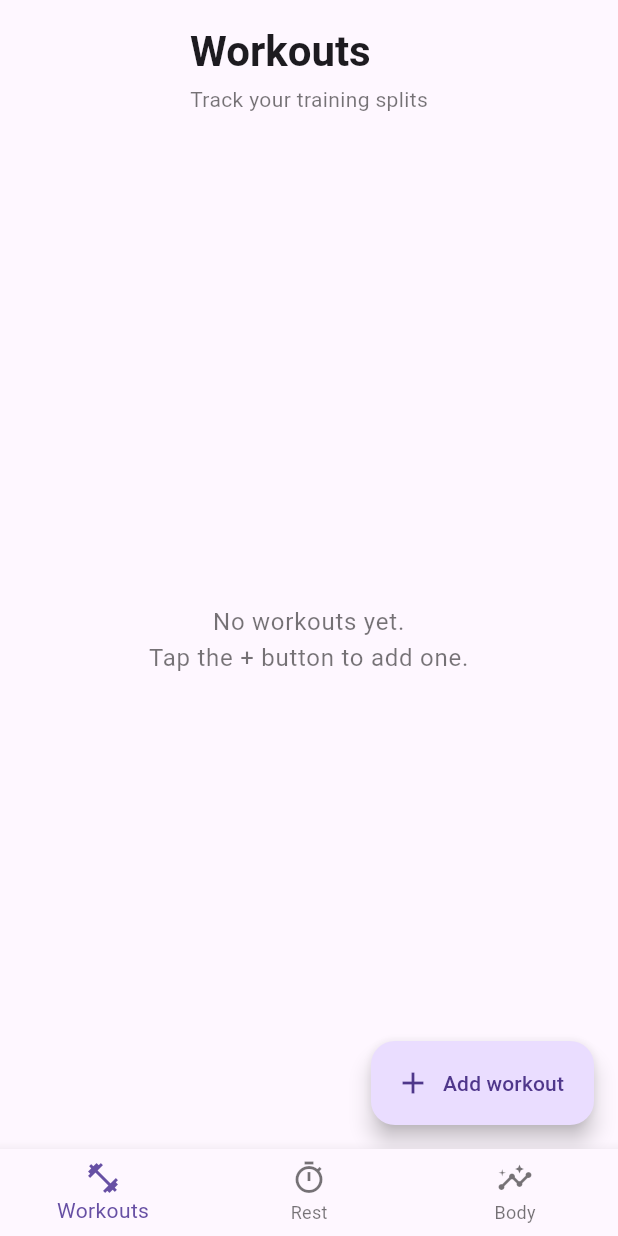
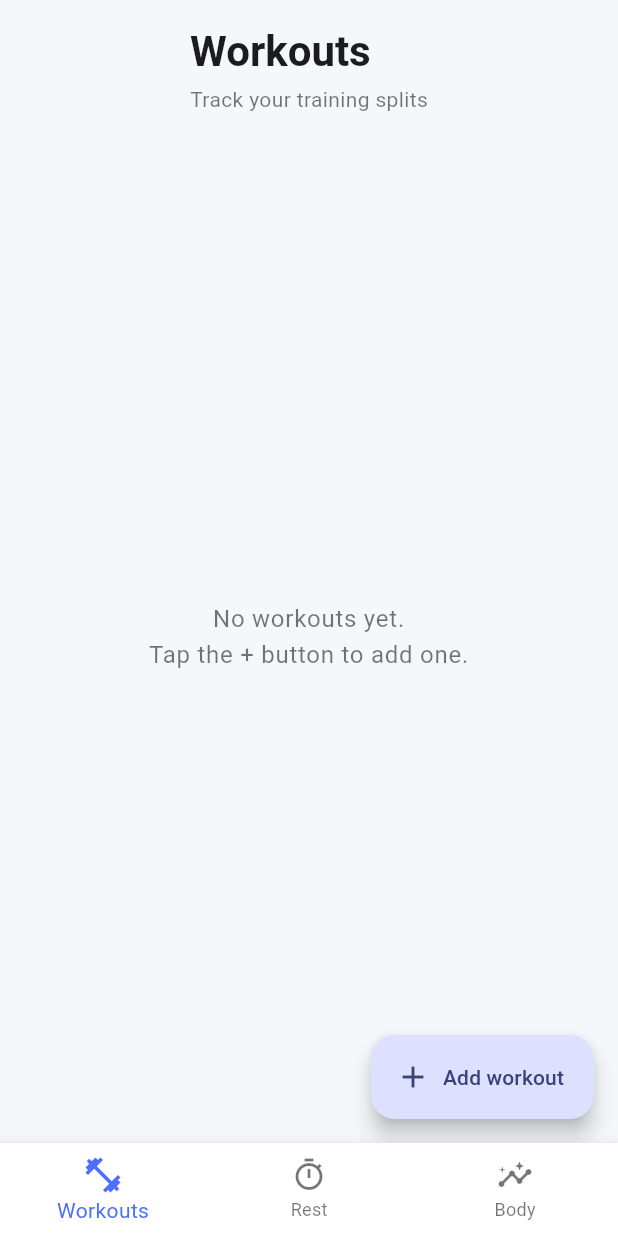
Before and after one commit to mohammed-gits/MyFitnessPal, a Flutter app: the screen it shows after launch, on a phone screen of 412 x 824 dp. Run offline on Flutter 3.47's test engine with Material 3 defaults, Android fonts, the phone set to English and light mode, and no system bars; our stand-ins replace shared_preferences.

Commit message:
Imported the timer and theme files

```diff
--- a/lib/main.dart
+++ b/lib/main.dart
@@ -1,5 +1,7 @@
 import 'package:flutter/material.dart';
+import 'theme/app_theme.dart';
 import 'screens/home_shell.dart';
+
 
 void main() {
   runApp(const FitnessTrackerApp());
@@ -13,6 +15,7 @@ class FitnessTrackerApp extends StatelessWidget {
     return MaterialApp(
       title: 'MyFitnessApp',
       debugShowCheckedModeBanner: false,
+      theme: AppTheme.lightTheme,
       home: const Home(),
     );
   }
--- a/lib/screens/home_shell.dart
+++ b/lib/screens/home_shell.dart
@@ -1,5 +1,6 @@
 import 'package:flutter/material.dart';
 import 'workouts_screen.dart';
+import 'timer_screen.dart';
 
 class Home extends StatefulWidget {
   const Home({super.key});
@@ -13,7 +14,7 @@ class _HomeState extends State<Home> {
 
   final List<Widget> _screens = const [
     WorkoutsScreen(),
-    //hun min7ut other screens
+    RestTimerPage(),
   ];
 
   @override
```
